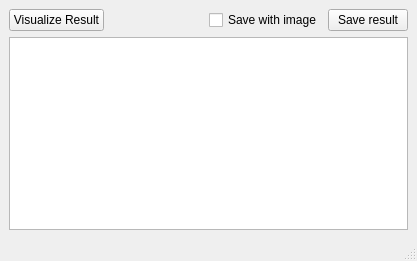
Qt form gui/result_window.ui (LarOrr/NRP-Solver) before a commit.
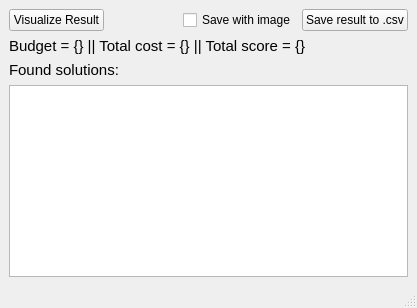
The same form after that commit.

Commit message: Add result window implementation and cycle detection

Patch:
```diff
--- a/gui/result_window.ui
+++ b/gui/result_window.ui
@@ -7,7 +7,7 @@
     <x>0</x>
     <y>0</y>
     <width>417</width>
-    <height>261</height>
+    <height>308</height>
    </rect>
   </property>
   <property name="windowTitle">
@@ -62,12 +62,36 @@
          </font>
         </property>
         <property name="text">
-         <string>Save result</string>
+         <string>Save result to .csv</string>
         </property>
        </widget>
       </item>
      </layout>
     </item>
+    <item>
+     <widget class="QLabel" name="labelBudget">
+      <property name="font">
+       <font>
+        <pointsize>11</pointsize>
+       </font>
+      </property>
+      <property name="text">
+       <string>Budget = {} || Total cost = {} || Total score = {} </string>
+      </property>
+     </widget>
+    </item>
+    <item>
+     <widget class="QLabel" name="labelSolution">
+      <property name="font">
+       <font>
+        <pointsize>11</pointsize>
+       </font>
+      </property>
+      <property name="text">
+       <string>Found solutions:</string>
+      </property>
+     </widget>
+    </item>
     <item>
      <widget class="QTableWidget" name="tableResult"/>
     </item>
```
Left out of the diff: 4 changed lines with no effect on the pictures. The commit also changes 9 other files.
